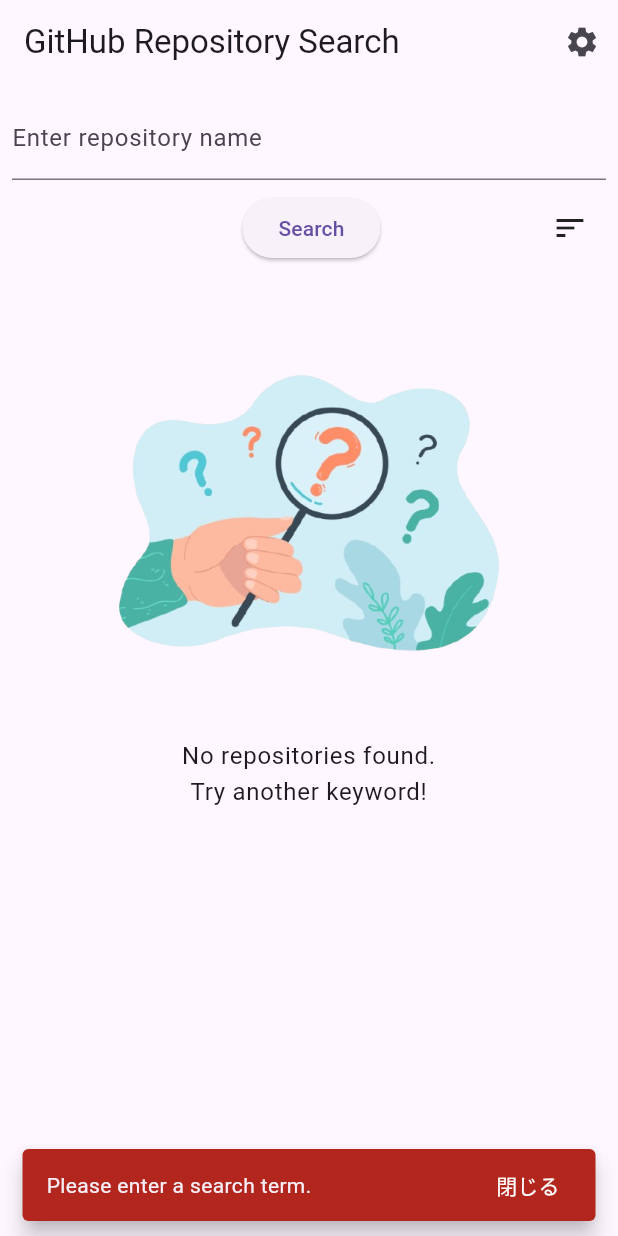
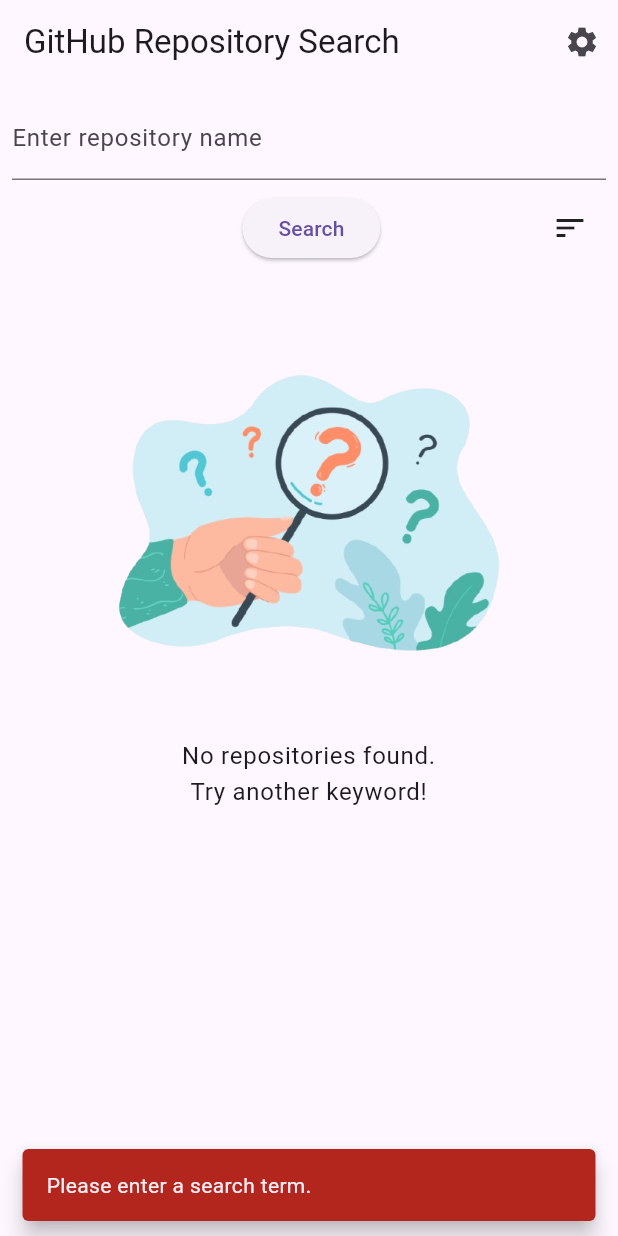
Before and after one commit to tsuchida-y/yumemi_coding_test, a Flutter app: the screen it shows after launch, after a tap on "Search", on a phone screen of 412 x 824 dp. Run offline on Flutter 3.47's test engine with Material 3 defaults, Android fonts, the phone set to English and light mode, and no system bars; our stand-ins replace flutter_dotenv; generated files the repository leaves out were written again.

Commit message:
refactor: ErrorSnackbar の表示時間を 4 秒から 3 秒に変更し、不要なコメントを削除

```diff
--- a/lib/widgets/common/error_snackbar.dart
+++ b/lib/widgets/common/error_snackbar.dart
@@ -2,18 +2,12 @@
 
 /// エラーメッセージを SnackBar で表示するためのユーティリティクラス。
 class ErrorSnackbar {
-  // プライベートコンストラクタでインスタンス化を防ぐ
   ErrorSnackbar._();
 
-  /// エラーメッセージを含む SnackBar を表示する。
-  ///
-  /// [context] 表示する画面の BuildContext。
-  /// [message] 表示するエラーメッセージ文字列。
-  /// [duration] SnackBar の表示時間 (デフォルトは4秒)。
   static void show(
     BuildContext context,
     String message, {
-    Duration duration = const Duration(seconds: 4),
+    Duration duration = const Duration(seconds: 3),
   }) {
     // 既存の SnackBar があれば隠す
     ScaffoldMessenger.of(context).hideCurrentSnackBar();
@@ -21,16 +15,9 @@
     ScaffoldMessenger.of(context).showSnackBar(
       SnackBar(
         content: Text(message),
-        backgroundColor: Theme.of(context).colorScheme.error, // テーマのエラー色を使用
-        behavior: SnackBarBehavior.floating, // 少し浮いた表示 (任意)
+        backgroundColor: Theme.of(context).colorScheme.error,
+        behavior: SnackBarBehavior.floating,
         duration: duration,
-        action: SnackBarAction( // 閉じるアクション (任意)
-          label: '閉じる', // TODO: ローカライズするなら AppLocalizations を使う
-          textColor: Theme.of(context).colorScheme.onError,
-          onPressed: () {
-            ScaffoldMessenger.of(context).hideCurrentSnackBar();
-          },
-        ),
       ),
     );
   }
```
